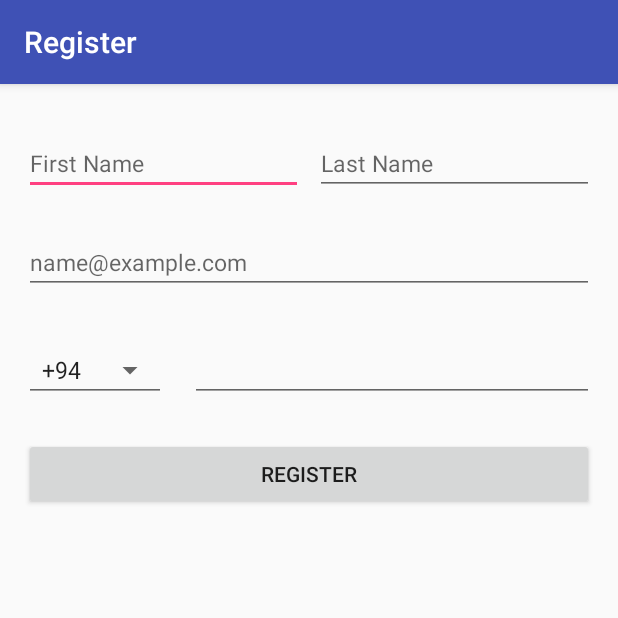
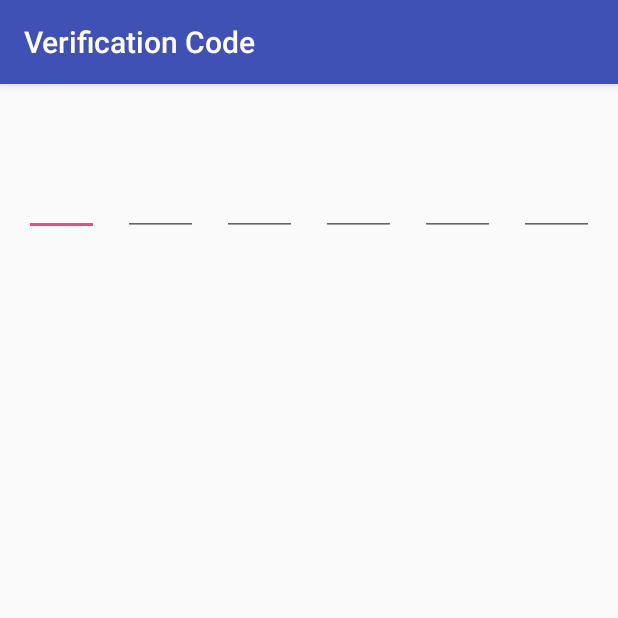
Before and after one commit to AUser000/food-project-demo, an Android app: the screen it shows after launch (RegisterActivity before the commit, PhoneVerificationActivity after it), after a tap on "REGISTER", on a phone screen of 412 x 824 dp, the top half of it. Run offline under Robolectric (Android 15) with nearby library versions, the phone set to English and light mode, and no system bars; our stand-ins replace Firebase (no records; nobody signed in at launch, a user with empty details on screens opened directly).

Commit message:
move phone number verification logic

```diff
--- a/app/src/main/java/com/example/foodprojectdemo/PhoneVerificationActivity.java
+++ b/app/src/main/java/com/example/foodprojectdemo/PhoneVerificationActivity.java
@@ -2,12 +2,56 @@
 
 import android.support.v7.app.AppCompatActivity;
 import android.os.Bundle;
+import android.util.Log;
+import android.view.View;
+
+import com.google.firebase.FirebaseException;
+import com.google.firebase.auth.PhoneAuthCredential;
+import com.google.firebase.auth.PhoneAuthProvider;
+
+import java.util.concurrent.TimeUnit;
 
 public class PhoneVerificationActivity extends AppCompatActivity {
+
+    private PhoneAuthProvider.OnVerificationStateChangedCallbacks mCallbacks;
 
     @Override
     protected void onCreate(Bundle savedInstanceState) {
         super.onCreate(savedInstanceState);
         setContentView(R.layout.activity_phone_verification);
+
+        ///////////////////////////////////////////////////////////////////////////////////
+        mCallbacks = new PhoneAuthProvider.OnVerificationStateChangedCallbacks() {
+            @Override
+            public void onVerificationCompleted(PhoneAuthCredential phoneAuthCredential) {
+                Log.d("RegisterActivity", "onVerificationCompleted:" + phoneAuthCredential);
+            }
+
+            @Override
+            public void onVerificationFailed(FirebaseException e) {
+            }
+        };
+        ///////////////////////////////////////////////////////////////////////////////////
+    }
+
+    public void registerPhoneNumber(String phoneNumber) {
+        PhoneAuthProvider.getInstance().verifyPhoneNumber(
+                phoneNumber,
+                60,
+                TimeUnit.SECONDS,
+                this,
+                mCallbacks
+        );
+    }
+
+    public void register(View view) {
+
+        /*
+        StringBuilder builder = new StringBuilder();
+        builder.append(phoneCodeSpinner.getSelectedItem().toString());
+        builder.append(phoneNumber.getText().toString());
+        Log.d("RegisterActivity", "phoneNumber: " + builder.toString());
+        registerPhoneNumber(builder.toString());
+        */
     }
 }
--- a/app/src/main/java/com/example/foodprojectdemo/RegisterActivity.java
+++ b/app/src/main/java/com/example/foodprojectdemo/RegisterActivity.java
@@ -1,39 +1,19 @@
 package com.example.foodprojectdemo;
-
+import android.content.Intent;
 import android.support.v7.app.AppCompatActivity;
 import android.os.Bundle;
-import android.util.Log;
 import android.view.View;
 import android.widget.EditText;
 import android.widget.Spinner;
 
-import com.google.firebase.FirebaseException;
-import com.google.firebase.auth.PhoneAuthCredential;
-import com.google.firebase.auth.PhoneAuthProvider;
-
-import java.util.concurrent.TimeUnit;
-
 public class RegisterActivity extends AppCompatActivity {
 
-    private PhoneAuthProvider.OnVerificationStateChangedCallbacks mCallbacks;
+    static final String EXTRA_USER_DETAILS = "com.example.foodprojectdemo.EXTRA_USER_DETAILS";
 
     @Override
     protected void onCreate(Bundle savedInstanceState) {
         super.onCreate(savedInstanceState);
         setContentView(R.layout.activity_register);
-
-        ///////////////////////////////////////////////////////////////////////////////////
-        mCallbacks = new PhoneAuthProvider.OnVerificationStateChangedCallbacks() {
-            @Override
-            public void onVerificationCompleted(PhoneAuthCredential phoneAuthCredential) {
-                Log.d("RegisterActivity", "onVerificationCompleted:" + phoneAuthCredential);
-            }
-
-            @Override
-            public void onVerificationFailed(FirebaseException e) {
-            }
-        };
-        ///////////////////////////////////////////////////////////////////////////////////
     }
 
     @Override
@@ -41,24 +21,28 @@
         moveTaskToBack(true);
     }
 
-    public void registerPhoneNumber(String phoneNumber) {
-        PhoneAuthProvider.getInstance().verifyPhoneNumber(
-               phoneNumber,
-               60,
-                TimeUnit.SECONDS,
-                this,
-                mCallbacks
-        );
-    }
+    public void register(View view) {
+        Bundle bundle = new Bundle();
+        StringBuilder builder = new StringBuilder();
+        Intent intent = new Intent(RegisterActivity.this, PhoneVerificationActivity.class);
 
-    public void register(View view) {
-        EditText phoneNumber = findViewById(R.id.phoneNumer);
-        Spinner phoneCodeSpinner = findViewById(R.id.phoneCodeSpinner);
+        // build phone number combining phone code
+        builder.append(
+                ((Spinner) findViewById(R.id.phoneCodeSpinner)).getSelectedItem().toString());
+        builder.append(
+                ((EditText) findViewById(R.id.phoneNumer)).getText().toString());
 
-        StringBuilder builder = new StringBuilder();
-        builder.append(phoneCodeSpinner.getSelectedItem().toString());
-        builder.append(phoneNumber.getText().toString());
-        Log.d("RegisterActivity", "phoneNumber: " + builder.toString());
-        registerPhoneNumber(builder.toString());
+        // bundle up everything
+        bundle.putString("FIRST_NAME",
+                ((EditText) findViewById(R.id.firstNameText)).getText().toString());
+        bundle.putString("LAST_NAME",
+                ((EditText) findViewById(R.id.lastNameText)).getText().toString());
+        bundle.putString("EMAIL",
+                ((EditText) findViewById(R.id.email)).getText().toString());
+        bundle.putString("PHONE_NUMBER", builder.toString());
+
+        // start new activity
+        intent.putExtra(EXTRA_USER_DETAILS, bundle);
+        startActivity(intent);
     }
 }
```
